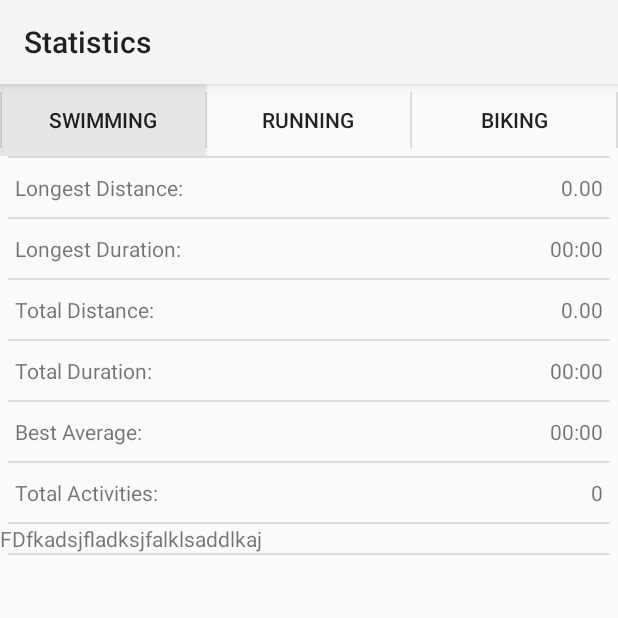
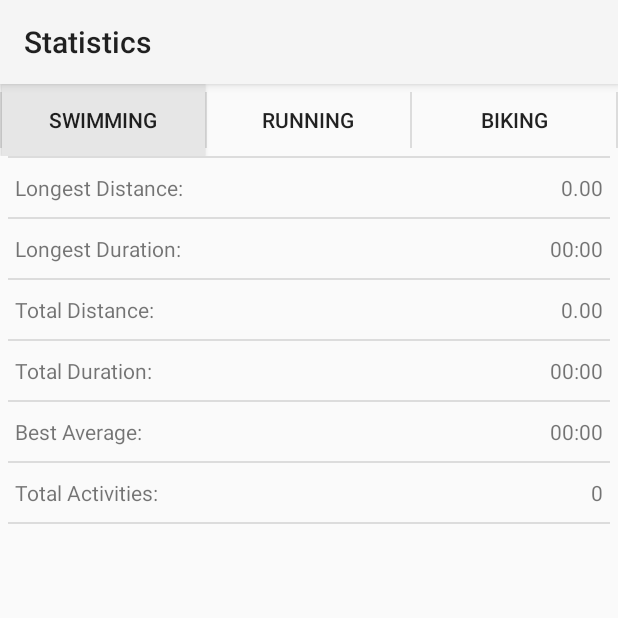
Before and after one commit to punishermalade/FitnessTracker, an Android app: the screen it shows after launch (StatisticsActivity), after a tap on an icon or button, on a phone screen of 412 x 824 dp, the top half of it. Run offline under Robolectric (Android 15) with nearby library versions, the phone set to English and light mode, and no system bars; 3 other taps on this screen came first.

Commit message:
visual bug fix in statistic fragment

```diff
--- a/app/src/main/res/layout/fragment_statistics.xml
+++ b/app/src/main/res/layout/fragment_statistics.xml
@@ -133,15 +133,5 @@
 
     </LinearLayout>
 
-    <LinearLayout
-        android:layout_width="match_parent"
-        android:layout_height="wrap_content">
-
-        <TextView
-            android:layout_width="match_parent"
-            android:layout_height="wrap_content"
-            android:text="FDfkadsjfladksjfalklsaddlkaj"/>
-
-    </LinearLayout>
 
 </LinearLayout>
```
